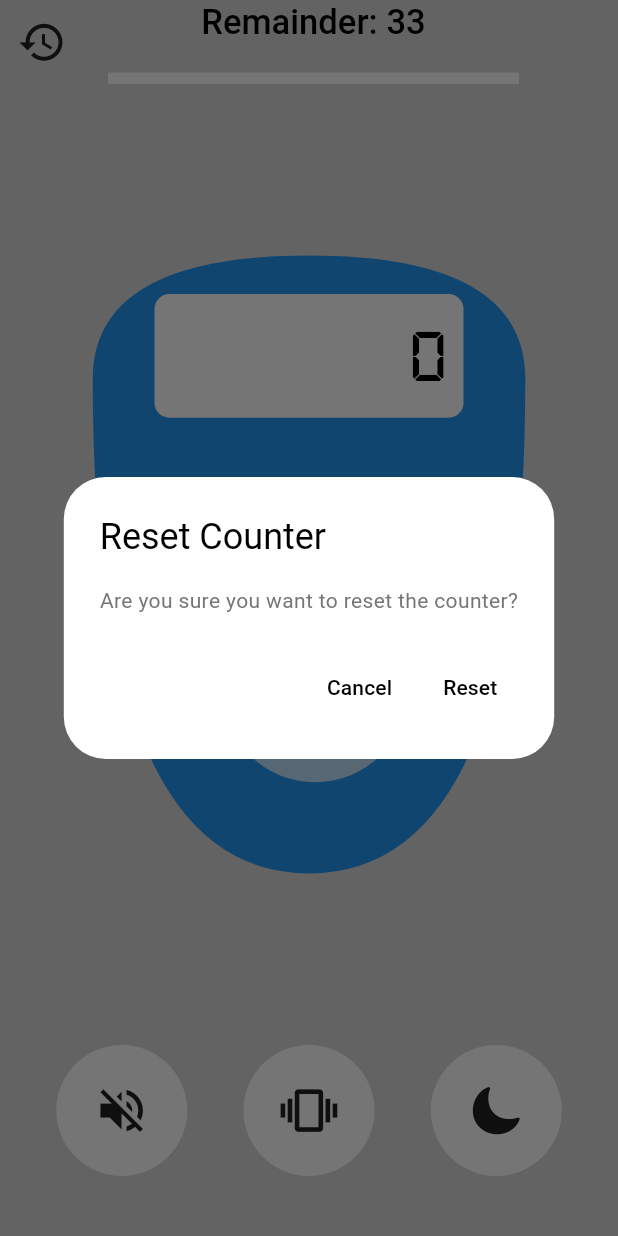
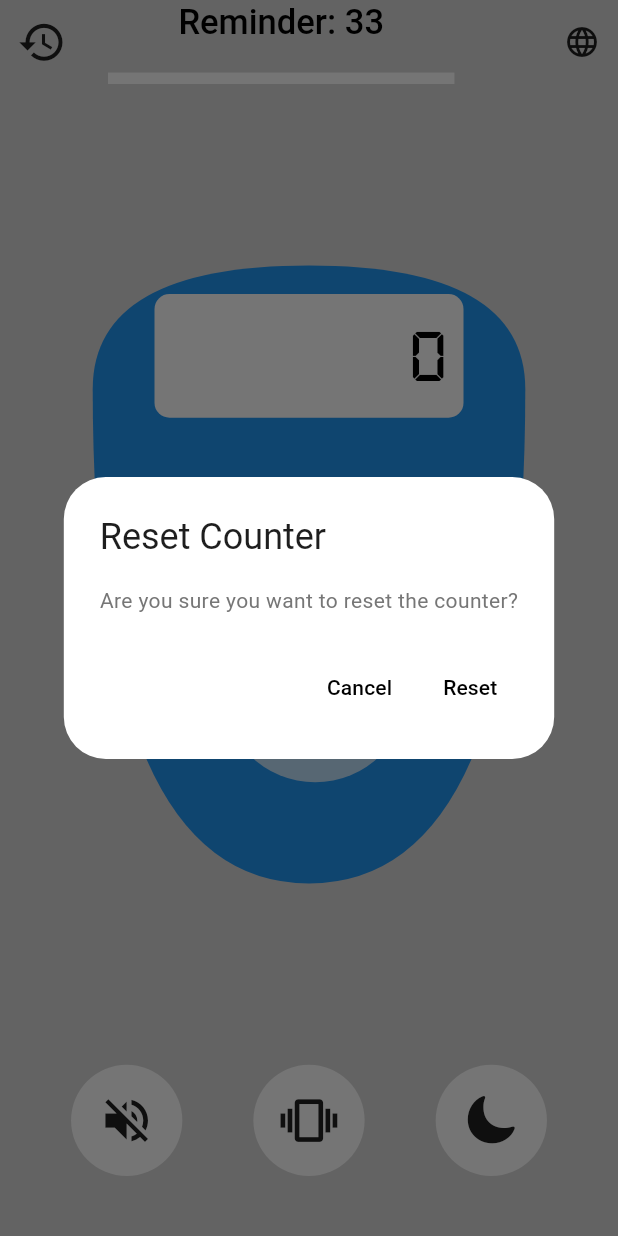
Before and after one commit to IftixorRustamov/tasbeh_app, a Flutter app: the screen it shows after launch, after a tap on an icon or button, on a phone screen of 412 x 824 dp. Run offline on Flutter 3.47's test engine with Material 3 defaults, Android fonts, the light colour scheme and no system bars; our stand-ins replace audioplayers, bloc, easy_localization, equatable, flutter_bloc, hive and 2 more; missing offline and left inert: haptic_feedback; accounts and stored records are empty.

Commit message:
uzbek, russian and english languages added to app

```diff
--- a/lib/config/theme/light_dark_mode.dart
+++ b/lib/config/theme/light_dark_mode.dart
@@ -26,7 +26,7 @@ final ThemeData lightTheme = ThemeData(
     error: MyColors.red,
     onError: MyColors.white,
     surface: MyColors.white,
-    onSurface: MyColors.black,
+    onSurface: MyColors.darkGrey,
   ),
 );
 
--- a/lib/main.dart
+++ b/lib/main.dart
@@ -1,13 +1,25 @@
+import 'package:easy_localization/easy_localization.dart';
 import 'package:flutter/cupertino.dart';
 import 'package:hive_flutter/hive_flutter.dart';
 import 'package:tasbeh/data/models/counter_history.dart';
 import 'package:tasbeh/tasbeh_app.dart';
-
 
 void main() async {
   await Hive.initFlutter();
   Hive.registerAdapter(CounterHistoryAdapter());
   await Hive.openBox("boxCounter");
   await Hive.openBox<CounterHistory>('historyBox');
-  runApp(const TasbehApp());
+  await EasyLocalization.ensureInitialized();
+  runApp(
+    EasyLocalization(
+      path: 'assets/translations',
+      fallbackLocale: const Locale('en'),
+      supportedLocales: const [
+        Locale('en'),
+        Locale('ru'),
+        Locale('uz'),
+      ],
+      child: const TasbehApp(),
+    ),
+  );
 }
--- a/lib/presentation/pages/home_page.dart
+++ b/lib/presentation/pages/home_page.dart
@@ -1,5 +1,6 @@
 import 'package:flutter/material.dart';
 import 'package:tasbeh/presentation/widgets/feature_specific/home_page/home_page_bottom_widget.dart';
+import 'package:tasbeh/presentation/widgets/feature_specific/home_page/language_selector_widget.dart';
 import 'package:tasbeh/presentation/widgets/feature_specific/home_page/show_history_button_widget.dart';
 import 'package:tasbeh/presentation/widgets/feature_specific/home_page/tasbeh_count_button_widget.dart';
 import 'package:tasbeh/presentation/widgets/feature_specific/home_page/tasbeh_reset_button_widget.dart';
@@ -29,7 +30,11 @@ class HomePage extends StatelessWidget {
         backgroundColor: appBarBackgroundColor,
         title: const ProgressBarWidget(),
         actions: const [
-          SizedBox(width: 50),
+          Padding(
+            padding:  EdgeInsets.only(right: 12.0),
+            // Add padding to the right
+            child: LanguageSelector(),
+          ),
         ],
       ),
       body: Column(
--- a/lib/presentation/widgets/common/button_widget.dart
+++ b/lib/presentation/widgets/common/button_widget.dart
@@ -20,7 +20,7 @@ class ButtonWidget extends StatelessWidget {
       splashColor: splashColor,
       child: CircleAvatar(
         backgroundColor: backgroundColor,
-        radius: Responsive.height(0.053),
+        radius: Responsive.height(0.045),
         child: Icon(
           icon,
           color: iconColor,
--- /dev/null
+++ b/lib/presentation/widgets/feature_specific/home_page/language_selector_widget.dart
@@ -0,0 +1,46 @@
+import 'package:easy_localization/easy_localization.dart';
+import 'package:flutter/material.dart';
+import 'package:tasbeh/config/theme/colors.dart';
+
+class LanguageSelector extends StatelessWidget {
+  const LanguageSelector({super.key});
+
+  @override
+  Widget build(BuildContext context) {
+    return DropdownButton<String>(
+      underline: const SizedBox.shrink(),
+      dropdownColor: Theme.of(context).brightness == Brightness.dark
+          ? MyColors.grey
+          : MyColors.white,
+      icon: Icon(
+        Icons.language,
+        color: Theme.of(context).colorScheme.onSurface,
+      ),
+      style: TextStyle(
+        color: Theme.of(context).colorScheme.onSurface,
+        fontWeight: FontWeight.w500,
+        fontSize: 16,
+      ),
+      borderRadius: BorderRadius.circular(10),
+      onChanged: (String? newLanguage) {
+        if (newLanguage != null) {
+          context.setLocale(Locale(newLanguage));
+        }
+      },
+      items: const [
+        DropdownMenuItem(
+          value: 'en',
+          child: Text('English'),
+        ),
+        DropdownMenuItem(
+          value: 'ru',
+          child: Text('Russian'),
+        ),
+        DropdownMenuItem(
+          value: 'uz',
+          child: Text('Uzbek'),
+        ),
+      ],
+    );
+  }
+}
--- a/lib/presentation/widgets/feature_specific/home_page/progress_bar_widget.dart
+++ b/lib/presentation/widgets/feature_specific/home_page/progress_bar_widget.dart
@@ -1,6 +1,8 @@
+import 'package:easy_localization/easy_localization.dart';
 import 'package:flutter/material.dart';
 import 'package:flutter_bloc/flutter_bloc.dart';
 import 'package:tasbeh/logic/counter/app_counter_cubit.dart';
+import 'package:tasbeh/main.dart';
 import 'package:tasbeh/presentation/widgets/feature_specific/home_page/my_model_bottom_widget.dart';
 
 import '../../../../constants/responsive.dart';
@@ -34,11 +36,11 @@ class ProgressBarWidget extends StatelessWidget {
             builder: (context) {
               return AlertDialog(
                 title: Text(
-                  'Target Reached!',
+                  'Target Reached!'.tr(),
                   style: TextStyle(color: textColor),
                 ),
                 content: Text(
-                  'Congratulations 🎉🎉🎉! You have reached your target.',
+                  'congrats'.tr(),
                   style: TextStyle(color: textColor),
                 ),
                 backgroundColor: theme.colorScheme.surface,
@@ -73,7 +75,8 @@ class ProgressBarWidget extends StatelessWidget {
         child: Column(
           children: [
             Text(
-              "Remainder: $remainder",
+              "str_remainder"
+                  .tr(namedArgs: {"remainder": remainder.toString()}),
               style: TextStyle(
                   color: textColor,
                   fontSize: Responsive.height(0.028),
--- a/lib/presentation/widgets/feature_specific/home_page/tasbeh_reset_button_widget.dart
+++ b/lib/presentation/widgets/feature_specific/home_page/tasbeh_reset_button_widget.dart
@@ -1,3 +1,4 @@
+import 'package:easy_localization/easy_localization.dart';
 import 'package:flutter/cupertino.dart';
 import 'package:flutter/material.dart';
 import 'package:flutter_bloc/flutter_bloc.dart';
@@ -27,14 +28,15 @@ class TasbehResetButtonWidget extends StatelessWidget {
               builder: (context) {
                 final isIOS = Theme.of(context).platform == TargetPlatform.iOS;
                 return AlertDialog.adaptive(
-                  title: const Text("Reset Counter"),
+                  title: Text(context.tr("Reset Counter")),
                   content:
-                      const Text("Are you sure you want to reset the counter?"),
+                      const Text("Are you sure you want to reset the counter?")
+                          .tr(),
                   actions: [
                     TextButton(
                       onPressed: () => Navigator.of(context).pop(),
                       child: Text(
-                        "Cancel",
+                        "Cancel".tr(),
                         style: TextStyle(
                             color: isIOS ? MyColors.blue : MyColors.black),
                       ),
@@ -45,7 +47,7 @@ class TasbehResetButtonWidget extends StatelessWidget {
                         context.read<AppCounterCubit>().reset();
                       },
                       child: Text(
-                        "Reset",
+                        "Reset".tr(),
                         style: TextStyle(
                             color: isIOS ? MyColors.red : MyColors.black),
                       ),
--- a/lib/tasbeh_app.dart
+++ b/lib/tasbeh_app.dart
@@ -1,3 +1,4 @@
+import 'package:easy_localization/easy_localization.dart';
 import 'package:flutter/material.dart';
 import 'package:flutter_bloc/flutter_bloc.dart';
 import 'package:tasbeh/constants/responsive.dart';
@@ -27,6 +28,9 @@ class TasbehApp extends StatelessWidget {
               state is ThemeChanged ? state.themeData : ThemeData.light();
 
           return MaterialApp(
+            localizationsDelegates: context.localizationDelegates,
+            supportedLocales: context.supportedLocales,
+            locale: context.locale,
             theme: lightTheme,
             darkTheme: darkTheme,
             debugShowCheckedModeBanner: false,
--- a/pubspec.yaml
+++ b/pubspec.yaml
@@ -1,7 +1,5 @@
 name: tasbeh
 description: "A new Flutter project."
-# The following line prevents the package from being accidentally published to
-# pub.dev using `flutter pub publish`. This is preferred for private packages.
 publish_to: 'none' # Remove this line if you wish to publish to pub.dev
 
 # The following defines the version and build number for your application.
@@ -44,6 +42,7 @@ dependencies:
   hive: ^2.2.3
   hive_flutter:
   rename_app: ^1.6.1
+  easy_localization: ^3.0.7
 
 
 dev_dependencies:
@@ -81,6 +80,7 @@ flutter:
   assets:
     - assets/images/
     - assets/audio/
+    - assets/translations/
 
   # An image asset can refer to one or more resolution-specific "variants", see
   # https://flutter.dev/to/resolution-aware-images
```
Also changed, not shown: assets/translations/en.json (added, +22 -0 lines), assets/translations/ru.json (added, +22 -0 lines), assets/translations/uz.json (added, +22 -0 lines), lib/presentation/pages/history_page.dart (+12 -8 lines), lib/presentation/widgets/feature_specific/home_page/my_model_bottom_widget.dart (+11 -10 lines), assets/images/russia.webp (added), assets/images/us.png (added), assets/images/uzbek.jpeg (added), pubspec.lock, 1 other file.
